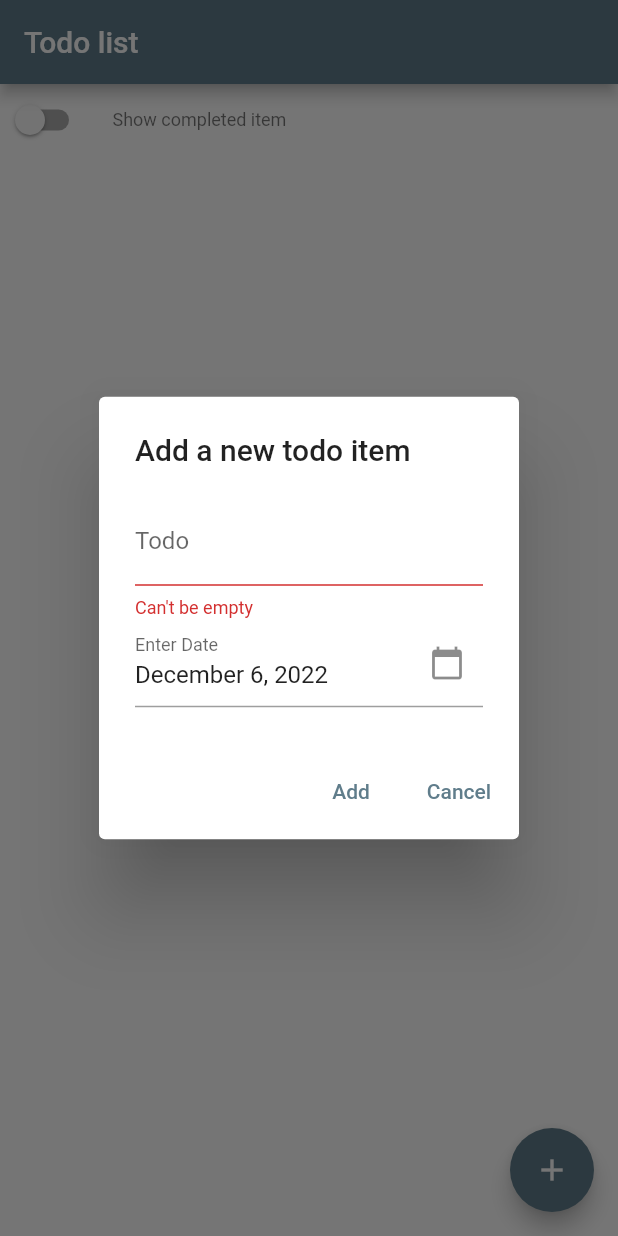
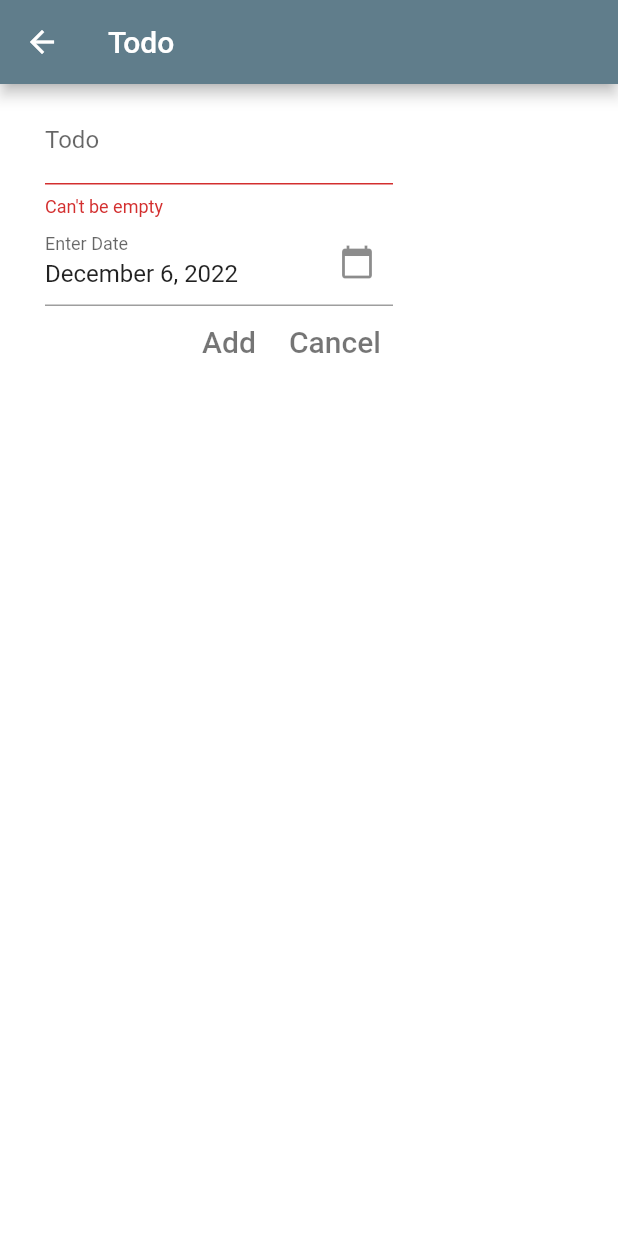
Before and after one commit to sciack/todo_app, a Flutter app: the screen it shows after launch, after a tap on the "add" icon, on a phone screen of 412 x 824 dp. Run offline on Flutter 3.47's test engine with Material 2 defaults, Android fonts, the phone set to English and light mode, and no system bars; missing offline and left inert: dart:html.

Commit message:
feat: use navigation for todo editing

```diff
--- a/lib/main.dart
+++ b/lib/main.dart
@@ -20,7 +20,11 @@ class TodoApp extends StatelessWidget {
         create: (context) => TodoModel(todoRepo),
         child: MaterialApp(
             title: "Todo list",
-            home: const TodoList(),
+            initialRoute: '/',
+            routes: {
+              '/': (context) => const TodoList(),
+              '/todo': (context) => const TodoPage()
+            },
             theme: ThemeData(
                 brightness: Brightness.light,
                 primarySwatch: Colors.blueGrey,
@@ -78,37 +82,24 @@ class TodoList extends StatelessWidget {
                 return TodoItem(
                   key: Key("Todo-${todo.id}"),
                   todo: todo,
-                onTodoTapped: _displayDialog,
                 );
               }).toList(),
             ))
           ],
         ),
         floatingActionButton: FloatingActionButton(
-          onPressed: () => _displayDialog(context, null),
+            onPressed: () => Navigator.pushNamed(context, "/todo"),
             tooltip: 'Add Item',
-          child: const Icon(Icons.add))
-    );
+            child: const Icon(Icons.add)));
   }
-
-  Future<void> _displayDialog(BuildContext context, Todo? todo) async {
-    return showDialog(
-        context: context,
-        barrierDismissible: false,
-        builder: (BuildContext context) {
-          return TodoDialog(key: const ValueKey("Todo-Dialog"), todo: todo);
-        });
-  }
-
 }
 
 typedef TodoChangeFunction = void Function(BuildContext context, Todo? todo);
 
 class TodoItem extends StatelessWidget {
-  const TodoItem({super.key, required this.todo, required this.onTodoTapped});
+  const TodoItem({super.key, required this.todo});
 
   final Todo todo;
-  final TodoChangeFunction onTodoTapped;
 
   @override
   Widget build(BuildContext context) {
@@ -127,11 +118,11 @@ class TodoItem extends StatelessWidget {
         },
         background: Container(
           alignment: AlignmentDirectional.centerStart,
-          color: Colors.green,
+          color: todo.checked ? Colors.amber : Colors.green,
           child: Padding(
-            padding: const EdgeInsets.fromLTRB(0.0, 0.0, 10.0, 0.0),
+            padding: const EdgeInsets.fromLTRB(10.0, 0.0, 10.0, 0.0),
             child: Icon(
-              todo.checked?Icons.check_box_outline_blank:Icons.check_box,
+              todo.checked ? Icons.check_box_outline_blank : Icons.check_box,
               color: Colors.white,
             ),
           ),
@@ -140,7 +131,7 @@ class TodoItem extends StatelessWidget {
           alignment: AlignmentDirectional.centerEnd,
           color: Colors.red,
           child: const Padding(
-            padding: EdgeInsets.fromLTRB(0.0, 0.0, 10.0, 0.0),
+            padding: EdgeInsets.fromLTRB(10.0, 0.0, 10.0, 0.0),
             child: Icon(
               Icons.delete,
               color: Colors.white,
@@ -155,8 +146,8 @@ class TodoItem extends StatelessWidget {
               style: _getTextStyle(todo, _styleFromDate(todo, context))),
           subtitle: Text(formatDate(todo.date),
               style: _getDateStyle(todo, _styleFromDate(todo, context))),
-          onTap: ()  {
-            onTodoTapped(context, todo);
+          onTap: () {
+            Navigator.pushNamed(context, "/todo", arguments: todo);
           },
         ));
   }
--- a/lib/todo_add_dialog.dart
+++ b/lib/todo_add_dialog.dart
@@ -2,6 +2,18 @@ import 'package:flutter/material.dart';
 import 'package:provider/provider.dart';
 import 'package:todo_app/main.dart';
 import 'package:todo_app/todo_model.dart';
+
+class TodoPage extends StatelessWidget {
+  const TodoPage({super.key});
+
+  @override
+  Widget build(BuildContext context) {
+    final todo = ModalRoute.of(context)!.settings.arguments as Todo?;
+    return Scaffold(
+        appBar: AppBar(title: const Text("Todo")),
+        body: TodoDialog(todo: todo));
+  }
+}
 
 class TodoDialog extends StatefulWidget {
   TodoDialog({super.key, this.todo});
@@ -47,17 +59,17 @@ class TodoDialogState extends State<TodoDialog> {
 
   @override
   Widget build(BuildContext context) {
-    return AlertDialog(
-      title: const Text('Add a new todo item'),
-      content: Column(
+
+    return Padding(
+        padding: const EdgeInsets.fromLTRB(30, 8,150,10),
+        child: Column(
           mainAxisSize: MainAxisSize.min,
           children: [
             TextField(
               key: const ValueKey('Todo-Text'),
               controller: _textFieldController,
-            decoration: InputDecoration(
-                labelText: 'Todo',
-                errorText: _errorText),
+              decoration:
+                  InputDecoration(labelText: 'Todo', errorText: _errorText),
               onChanged: (_) => setState(() {}),
             ),
             TextField(
@@ -75,20 +87,22 @@ class TodoDialogState extends State<TodoDialog> {
                       //get today's date
                       firstDate: DateTime(2020),
                       //DateTime.now() - not to allow to choose before today.
-                    lastDate: DateTime(2030)
-                );
+                      lastDate: DateTime(2030));
                   if (pickedDate != null) {
                     _dateFieldController.text = formatDate(pickedDate);
                     setState(() {
                       date = pickedDate;
                     });
                   }
-              })
-        ],
+                }),
+            Row(
+              mainAxisAlignment: MainAxisAlignment.end,
+              children: [
+                TextButton(
+                    style: TextButton.styleFrom(
+                      textStyle: Theme.of(context).textTheme.titleLarge,
+                      foregroundColor: Colors.black54
                     ),
-      actions: <Widget>[
-        TextButton(
-            child: const Text('Add'),
                     onPressed: () {
                       if (_textFieldController.text.isEmpty) {
                         return;
@@ -96,20 +110,27 @@ class TodoDialogState extends State<TodoDialog> {
                       Navigator.of(context).pop();
                       var todo = widget.todo;
                       if (todo == null) {
-                _addTodoItem(context, _textFieldController.text,
-                    date);
+                        _addTodoItem(context, _textFieldController.text, date);
                       } else {
-               _setTodoItem(context, todo, _textFieldController.text, date);
+                        _setTodoItem(
+                            context, todo, _textFieldController.text, date);
                       }
-            }),
+                    },
+                    child: const Text('Add')),
                 TextButton(
+                  style: TextButton.styleFrom(
+                      textStyle: Theme.of(context).textTheme.titleLarge,
+                      foregroundColor: Colors.black54
+                  ),
                   child: const Text('Cancel'),
                   onPressed: () {
                     Navigator.of(context).pop();
                   },
                 )
               ],
-    );
+            )
+          ],
+        ));
   }
 
   void _addTodoItem(BuildContext context, String name, DateTime date) {
@@ -117,11 +138,10 @@ class TodoDialogState extends State<TodoDialog> {
     _textFieldController.clear();
   }
 
-  void _setTodoItem(BuildContext context, Todo todo, String name, DateTime date) {
-   var newTodo = Todo(id: todo.id,
-        name: name,
-        checked: todo.checked,
-        date: date);
+  void _setTodoItem(
+      BuildContext context, Todo todo, String name, DateTime date) {
+    var newTodo =
+        Todo(id: todo.id, name: name, checked: todo.checked, date: date);
     Provider.of<TodoModel>(context, listen: false).set(newTodo);
   }
 }
```
Lines whose indentation alone changed are shown as unchanged.
